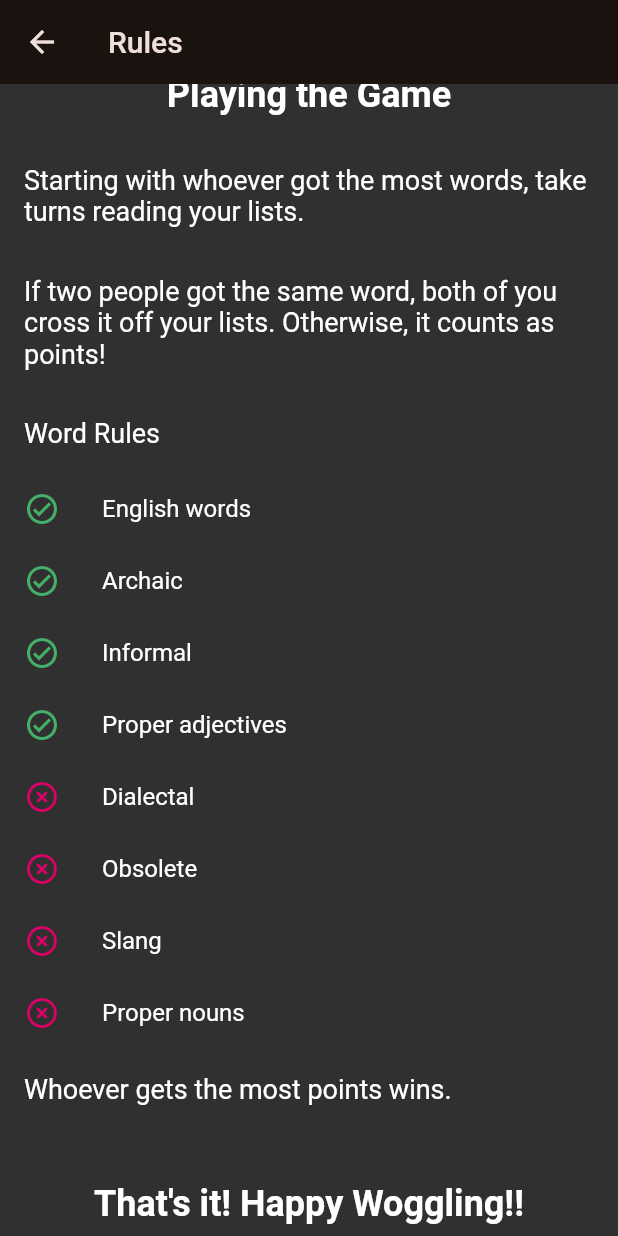
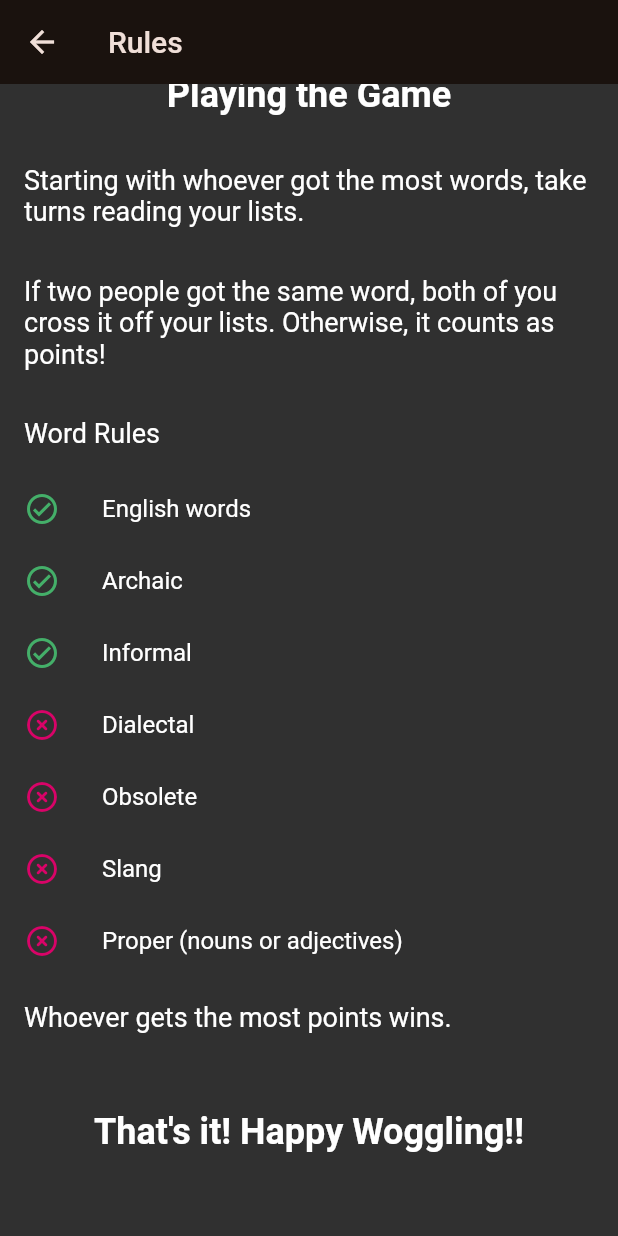
Before and after one commit to Anderillo/Woggle, a Flutter app: the RulesPage screen opened directly with empty values, scrolled down 1017 dp, on a phone screen of 412 x 824 dp. Run offline on Flutter 3.47's test engine with Material 2 defaults, Android fonts, the phone set to English and light mode, and no system bars; our stand-ins replace google_fonts, share_plus, shared_preferences; missing offline and left inert: encrypt, flutter_overlay_loader; accounts and stored records are empty.

Commit message:
Updated rules.

```diff
--- a/lib/pages/rules_page.dart
+++ b/lib/pages/rules_page.dart
@@ -186,11 +186,11 @@ class _RulesPageState extends State<RulesPage> with SingleTickerProviderStateMix
               buildBodyBlock('Starting with whoever got the most words, take turns reading your lists.'),
               buildBodyBlock('If two people got the same word, both of you cross it off your lists. Otherwise, it counts as points!'),
               buildBodyBlock('Word Rules'),
-              ...['English words', 'Archaic', 'Informal', 'Proper adjectives'].map((String instruction) => buildRuleItem(
+              ...['English words', 'Archaic', 'Informal'].map((String instruction) => buildRuleItem(
                 const Icon(Icons.check_circle_outline_outlined, color: isPointsColor),
                 instruction,
               )),
-              ...['Dialectal', 'Obsolete', 'Slang', 'Proper nouns'].map((String instruction) => buildRuleItem(
+              ...['Dialectal', 'Obsolete', 'Slang', 'Proper (nouns or adjectives)'].map((String instruction) => buildRuleItem(
                 const Icon(Icons.highlight_off_rounded, color: isNotWordColor),
                 instruction,
               )),
```
